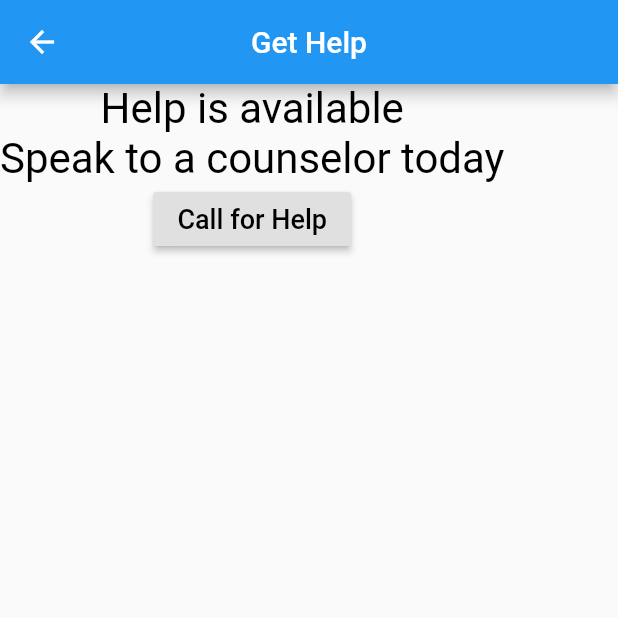
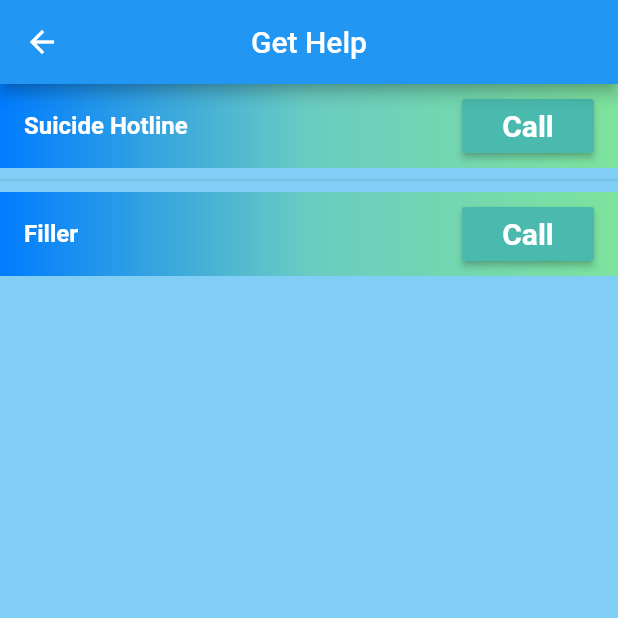
Before and after one commit to Rene-A/Self_Get_Well, a Flutter app: the HelpPage screen opened directly, on a phone screen of 412 x 824 dp, the top half of it. Run offline on Flutter 3.47's test engine with Material 2 defaults, Android fonts, the phone set to English and light mode, and no system bars; our stand-ins replace sqflite; missing offline and left inert: flutter_phone_direct_caller; accounts and stored records are empty.

Commit message:
Templated ListTiles for help calls

```diff
--- a/lib/views/help.dart
+++ b/lib/views/help.dart
@@ -6,35 +6,83 @@ class HelpPage extends StatelessWidget {
   @override
   Widget build(BuildContext context) {
     return Scaffold(
+      backgroundColor: Color(0xFF80CEF5),
       appBar: AppBar(
         centerTitle: true,
         title: Text(Constants.getHelpName),
       ),
-      body: Column(
-          children: [
-            Text("Help is available",
-                style: TextStyle(fontSize: 28, color: Colors.black),
-                textAlign: TextAlign.center,
-                ),
-            Text("Speak to a counselor today",
-                style: TextStyle(fontSize: 28, color: Colors.black),
-                textAlign: TextAlign.center,
-                ),
-          RaisedButton(
-                child: Text("Call for Help",
-                style: TextStyle(fontSize: 18, color: Colors.black),
-                textAlign: TextAlign.center
-                ),
-                onPressed: callNumber,
-                ),
-              ],
-          ),
-       );
-    }
+      body: CallPanel(),
+    );
+  }
+}
+
+class CallPanel extends StatelessWidget {
+  //Add new numbers and names to these lists, in order
+  final List<String> callTargets = ['Suicide Hotline', 'Filler'];
+  final List<String> numbers = ['8002738255', 'XXXXXXXXX'];
+
+  @override
+  Widget build(BuildContext context) {
+    return ListView.separated(
+        primary: false,
+        itemBuilder: (BuildContext context, int index) {
+          return Container(
+            decoration: BoxDecoration(
+                gradient: LinearGradient(colors: [
+              Color(0xFF007CFF),
+              Color(0xFF6ACCC1),
+              Color(0xFF7DE39D)
+            ])),
+            child: ListTile(
+              title: Text(
+                callTargets[index],
+                style:
+                    TextStyle(color: Colors.white, fontWeight: FontWeight.bold),
+              ),
+              trailing: RaisedButton(
+                  color: Color(0xFF49BAAD),
+                  padding: EdgeInsets.all(0.0),
+                  child: Container(
+                      child: Text(
+                    "Call",
+                    style: TextStyle(
+                        color: Colors.white,
+                        fontWeight: FontWeight.bold,
+                        fontSize: 20.0),
+                  )),
+                  onPressed: () => callNumber(numbers[index])),
+            ),
+          );
+        },
+        separatorBuilder: (BuildContext context, int index) => Divider(),
+        itemCount: numbers.length);
+  }
 }
 
 // function used to call number when raised button is pressed
-callNumber() async{
-  const number = '8002738255'; // number to suicide hotline
+callNumber(number) async {
+  // number to suicide hotline
   bool res = await FlutterPhoneDirectCaller.callNumber(number);
 }
+
+// This was the original code in the body field, didn't want to delete
+// Column(
+//         children: [
+//           Text(
+//             "Help is available",
+//             style: TextStyle(fontSize: 28, color: Colors.black),
+//             textAlign: TextAlign.center,
+//           ),
+//           Text(
+//             "Speak to a counselor today",
+//             style: TextStyle(fontSize: 28, color: Colors.black),
+//             textAlign: TextAlign.center,
+//           ),
+//           RaisedButton(
+//             child: Text("Call for Help",
+//                 style: TextStyle(fontSize: 18, color: Colors.black),
+//                 textAlign: TextAlign.center),
+//             onPressed: callNumber,
+//           ),
+//         ],
+//       )
```
